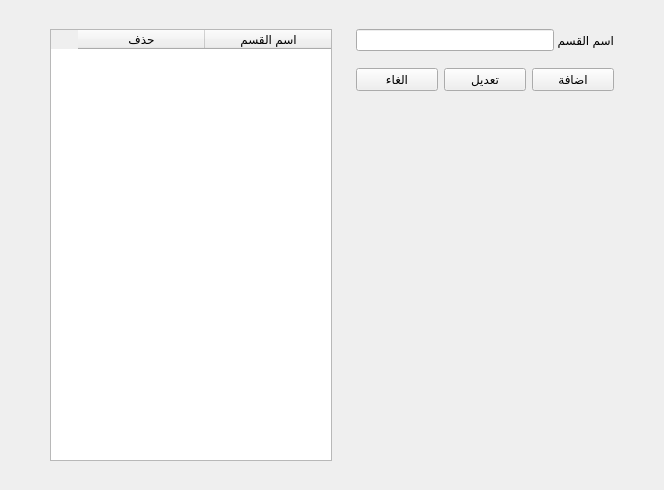
Before: the Qt Designer form ui/categories/categories.ui in Mahmoud1478/icestore, drawn with Qt 5.
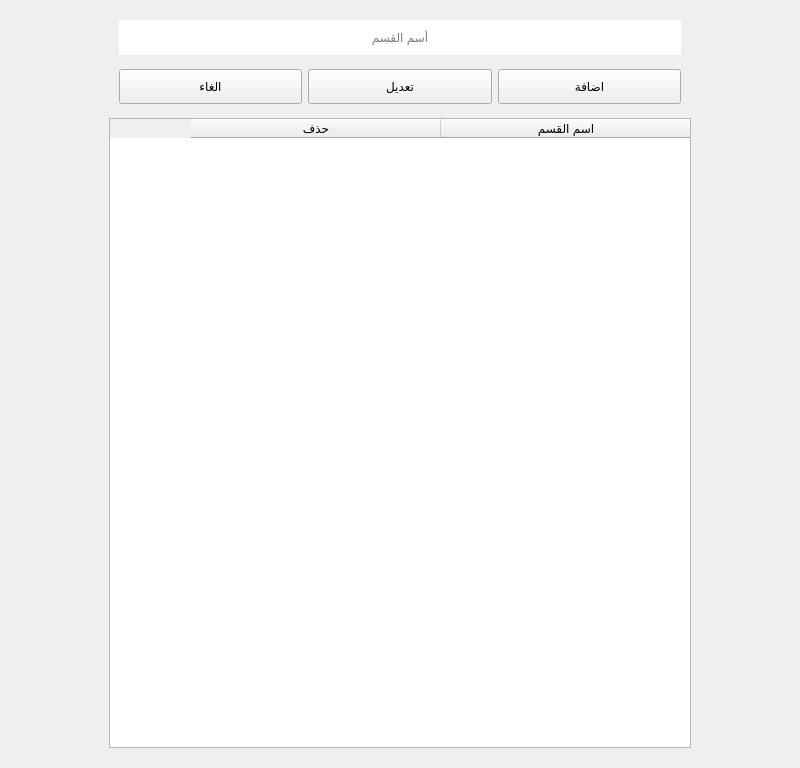
After: the same form once the commit is applied.

The edit to the form file:
```diff
--- a/ui/categories/categories.ui
+++ b/ui/categories/categories.ui
@@ -6,8 +6,8 @@
    <rect>
     <x>0</x>
     <y>0</y>
-    <width>664</width>
-    <height>490</height>
+    <width>800</width>
+    <height>768</height>
    </rect>
   </property>
   <property name="minimumSize">
@@ -47,12 +47,209 @@
      <property name="frameShadow">
       <enum>QFrame::Raised</enum>
      </property>
-     <layout class="QHBoxLayout" name="horizontalLayout_2">
+     <layout class="QVBoxLayout" name="verticalLayout_2">
+      <property name="spacing">
+       <number>14</number>
+      </property>
+      <item>
+       <widget class="QFrame" name="frame_3">
+        <property name="minimumSize">
+         <size>
+          <width>0</width>
+          <height>0</height>
+         </size>
+        </property>
+        <property name="frameShape">
+         <enum>QFrame::NoFrame</enum>
+        </property>
+        <property name="frameShadow">
+         <enum>QFrame::Raised</enum>
+        </property>
+        <layout class="QVBoxLayout" name="verticalLayout">
+         <property name="spacing">
+          <number>14</number>
+         </property>
+         <property name="leftMargin">
+          <number>10</number>
+         </property>
+         <property name="topMargin">
+          <number>0</number>
+         </property>
+         <property name="rightMargin">
+          <number>10</number>
+         </property>
+         <property name="bottomMargin">
+          <number>0</number>
+         </property>
+         <item>
+          <widget class="QFrame" name="field">
+           <property name="frameShape">
+            <enum>QFrame::NoFrame</enum>
+           </property>
+           <property name="frameShadow">
+            <enum>QFrame::Raised</enum>
+           </property>
+           <layout class="QHBoxLayout" name="horizontalLayout_4">
+            <property name="spacing">
+             <number>0</number>
+            </property>
+            <property name="leftMargin">
+             <number>0</number>
+            </property>
+            <property name="topMargin">
+             <number>0</number>
+            </property>
+            <property name="rightMargin">
+             <number>0</number>
+            </property>
+            <property name="bottomMargin">
+             <number>0</number>
+            </property>
+            <item>
+             <widget class="QLineEdit" name="name">
+              <property name="minimumSize">
+               <size>
+                <width>0</width>
+                <height>35</height>
+               </size>
+              </property>
+              <property name="maximumSize">
+               <size>
+                <width>16777215</width>
+                <height>35</height>
+               </size>
+              </property>
+              <property name="layoutDirection">
+               <enum>Qt::RightToLeft</enum>
+              </property>
+              <property name="styleSheet">
+               <string notr="true">border:none;
+text-align: right;</string>
+              </property>
+              <property name="alignment">
+               <set>Qt::AlignCenter</set>
+              </property>
+              <property name="placeholderText">
+               <string>أسم القسم</string>
+              </property>
+             </widget>
+            </item>
+           </layout>
+          </widget>
+         </item>
+         <item>
+          <widget class="QFrame" name="btns">
+           <property name="maximumSize">
+            <size>
+             <width>16777215</width>
+             <height>45</height>
+            </size>
+           </property>
+           <property name="frameShape">
+            <enum>QFrame::NoFrame</enum>
+           </property>
+           <property name="frameShadow">
+            <enum>QFrame::Raised</enum>
+           </property>
+           <layout class="QHBoxLayout" name="horizontalLayout_5">
+            <property name="leftMargin">
+             <number>0</number>
+            </property>
+            <property name="topMargin">
+             <number>0</number>
+            </property>
+            <property name="rightMargin">
+             <number>0</number>
+            </property>
+            <property name="bottomMargin">
+             <number>0</number>
+            </property>
+            <item>
+             <widget class="QPushButton" name="cancle_btn">
+              <property name="sizePolicy">
+               <sizepolicy hsizetype="Expanding" vsizetype="Fixed">
+                <horstretch>0</horstretch>
+                <verstretch>0</verstretch>
+               </sizepolicy>
+              </property>
+              <property name="minimumSize">
+               <size>
+                <width>0</width>
+                <height>35</height>
+               </size>
+              </property>
+              <property name="maximumSize">
+               <size>
+                <width>16777215</width>
+                <height>35</height>
+               </size>
+              </property>
+              <property name="text">
+               <string>الغاء</string>
+              </property>
+             </widget>
+            </item>
+            <item>
+             <widget class="QPushButton" name="edit_btn">
+              <property name="sizePolicy">
+               <sizepolicy hsizetype="Expanding" vsizetype="Fixed">
+                <horstretch>0</horstretch>
+                <verstretch>0</verstretch>
+               </sizepolicy>
+              </property>
+              <property name="minimumSize">
+               <size>
+                <width>0</width>
+                <height>35</height>
+               </size>
+              </property>
+              <property name="maximumSize">
+               <size>
+                <width>16777215</width>
+                <height>35</height>
+               </size>
+              </property>
+              <property name="text">
+               <string>تعديل</string>
+              </property>
+             </widget>
+            </item>
+            <item>
+             <widget class="QPushButton" name="add_new">
+              <property name="sizePolicy">
+               <sizepolicy hsizetype="Expanding" vsizetype="Fixed">
+                <horstretch>0</horstretch>
+                <verstretch>0</verstretch>
+               </sizepolicy>
+              </property>
+              <property name="minimumSize">
+               <size>
+                <width>0</width>
+                <height>35</height>
+               </size>
+              </property>
+              <property name="maximumSize">
+               <size>
+                <width>16777215</width>
+                <height>35</height>
+               </size>
+              </property>
+              <property name="text">
+               <string>اضافة</string>
+              </property>
+             </widget>
+            </item>
+           </layout>
+          </widget>
+         </item>
+        </layout>
+       </widget>
+      </item>
       <item>
        <widget class="QFrame" name="tableContainer">
         <property name="minimumSize">
          <size>
-          <width>300</width>
+          <width>0</width>
           <height>0</height>
          </size>
         </property>
@@ -63,6 +260,21 @@
          <enum>QFrame::Raised</enum>
         </property>
         <layout class="QHBoxLayout" name="horizontalLayout_3">
+         <property name="spacing">
+          <number>0</number>
+         </property>
+         <property name="leftMargin">
+          <number>0</number>
+         </property>
+         <property name="topMargin">
+          <number>0</number>
+         </property>
+         <property name="rightMargin">
+          <number>0</number>
+         </property>
+         <property name="bottomMargin">
+          <number>0</number>
+         </property>
          <item>
           <widget class="QTableWidget" name="table">
            <property name="layoutDirection">
@@ -71,6 +283,9 @@
            <property name="frameShape">
             <enum>QFrame::StyledPanel</enum>
            </property>
+           <property name="sizeAdjustPolicy">
+            <enum>QAbstractScrollArea::AdjustIgnored</enum>
+           </property>
            <property name="editTriggers">
             <set>QAbstractItemView::NoEditTriggers</set>
            </property>
@@ -87,11 +302,17 @@
             <number>2</number>
            </property>
            <attribute name="horizontalHeaderDefaultSectionSize">
-            <number>127</number>
+            <number>250</number>
            </attribute>
            <attribute name="verticalHeaderVisible">
             <bool>false</bool>
            </attribute>
+           <attribute name="verticalHeaderMinimumSectionSize">
+            <number>40</number>
+           </attribute>
+           <attribute name="verticalHeaderDefaultSectionSize">
+            <number>40</number>
+           </attribute>
            <column>
             <property name="text">
              <string>اسم القسم</string>
@@ -107,126 +328,6 @@
         </layout>
        </widget>
       </item>
-      <item>
-       <widget class="QFrame" name="frame_3">
-        <property name="minimumSize">
-         <size>
-          <width>0</width>
-          <height>0</height>
-         </size>
-        </property>
-        <property name="frameShape">
-         <enum>QFrame::NoFrame</enum>
-        </property>
-        <property name="frameShadow">
-         <enum>QFrame::Raised</enum>
-        </property>
-        <layout class="QVBoxLayout" name="verticalLayout">
-         <property name="spacing">
-          <number>17</number>
-         </property>
-         <item>
-          <widget class="QFrame" name="field">
-           <property name="frameShape">
-            <enum>QFrame::NoFrame</enum>
-           </property>
-           <property name="frameShadow">
-            <enum>QFrame::Raised</enum>
-           </property>
-           <layout class="QHBoxLayout" name="horizontalLayout_4">
-            <property name="spacing">
-             <number>0</number>
-            </property>
-            <property name="leftMargin">
-             <number>0</number>
-            </property>
-            <property name="topMargin">
-             <number>0</number>
-            </property>
-            <property name="rightMargin">
-             <number>0</number>
-            </property>
-            <property name="bottomMargin">
-             <number>0</number>
-            </property>
-            <item>
-             <widget class="QLineEdit" name="name">
-              <property name="alignment">
-               <set>Qt::AlignRight|Qt::AlignTrailing|Qt::AlignVCenter</set>
-              </property>
-             </widget>
-            </item>
-            <item>
-             <widget class="QLabel" name="label">
-              <property name="text">
-               <string>اسم القسم </string>
-              </property>
-             </widget>
-            </item>
-           </layout>
-          </widget>
-         </item>
-         <item>
-          <widget class="QFrame" name="btns">
-           <property name="frameShape">
-            <enum>QFrame::NoFrame</enum>
-           </property>
-           <property name="frameShadow">
-            <enum>QFrame::Raised</enum>
-           </property>
-           <layout class="QHBoxLayout" name="horizontalLayout_5">
-            <property name="leftMargin">
-             <number>0</number>
-            </property>
-            <property name="topMargin">
-             <number>0</number>
-            </property>
-            <property name="rightMargin">
-             <number>0</number>
-            </property>
-            <property name="bottomMargin">
-             <number>0</number>
-            </property>
-            <item>
-             <widget class="QPushButton" name="cancle_btn">
-              <property name="text">
-               <string>الغاء</string>
-              </property>
-             </widget>
-            </item>
-            <item>
-             <widget class="QPushButton" name="edit_btn">
-              <property name="text">
-               <string>تعديل</string>
-              </property>
-             </widget>
-            </item>
-            <item>
-             <widget class="QPushButton" name="add_new">
-              <property name="text">
-               <string>اضافة</string>
-              </property>
-             </widget>
-            </item>
-           </layout>
-          </widget>
-         </item>
-         <item>
-          <spacer name="verticalSpacer">
-           <property name="orientation">
-            <enum>Qt::Vertical</enum>
-           </property>
-           <property name="sizeHint" stdset="0">
-            <size>
-             <width>20</width>
-             <height>356</height>
-            </size>
-           </property>
-          </spacer>
-         </item>
-        </layout>
-       </widget>
-      </item>
      </layout>
     </widget>
    </item>
```
